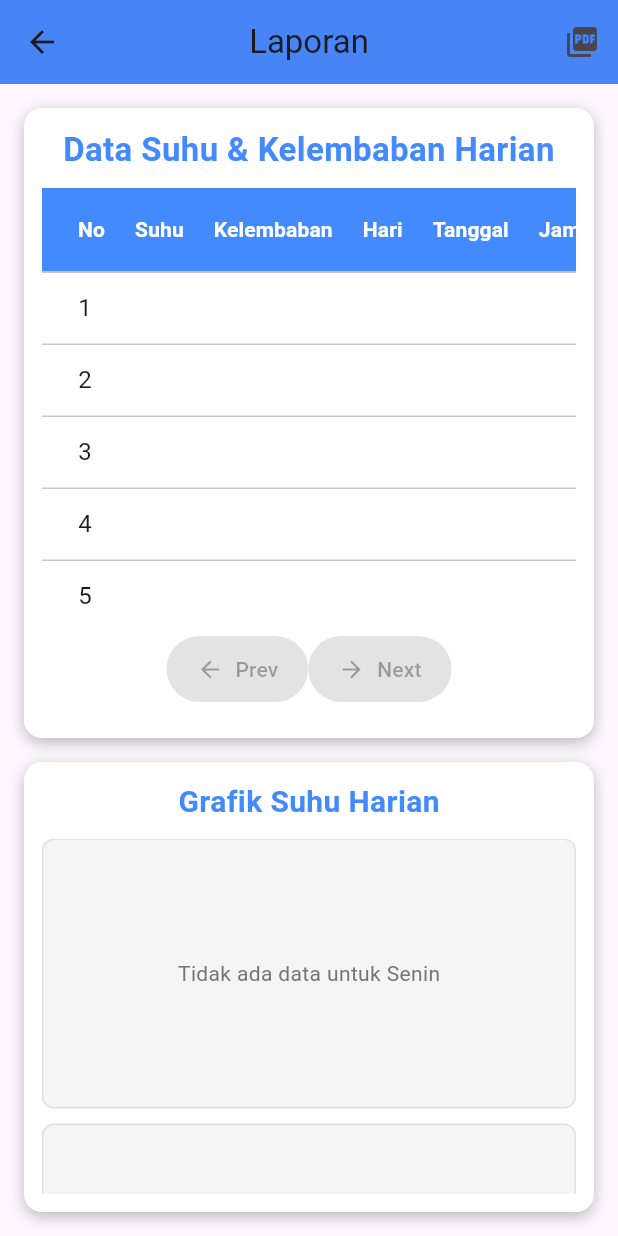
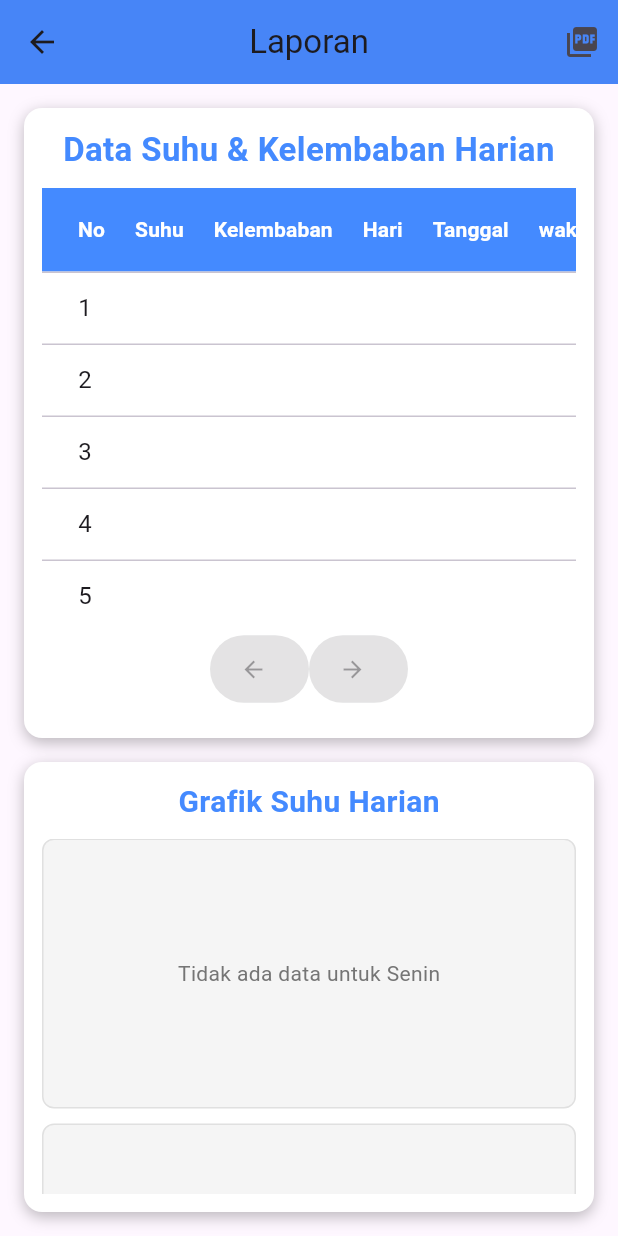
Before and after one commit to arkanfaiz/magangnih, a Flutter app: the screen it shows after launch, after a tap on "Laporan", on a phone screen of 412 x 824 dp. Run offline on Flutter 3.47's test engine with Material 3 defaults, Android fonts, the phone set to English and light mode, and no system bars; our stand-ins replace firebase_auth, firebase_core, firebase_database, fl_chart, flutter_local_notifications, pdf and 5 more; missing offline and left inert: workmanager; accounts and stored records are empty; network calls fail; statements that could not run were skipped.

Commit message:
fix laporan

```diff
--- a/lib/laporan.dart
+++ b/lib/laporan.dart
@@ -112,9 +112,12 @@ Future<void> _generateWeeklyPDF() async {
           child: pw.Column(
             mainAxisAlignment: pw.MainAxisAlignment.center,
             children: [
-              pw.Text('Laporan Mingguan Suhu dan Kelembaban',
-                  style: pw.TextStyle(
-                      fontSize: 24, fontWeight: pw.FontWeight.bold)),
+              pw.Center(
+              child: pw.Text(
+                'Laporan Mingguan Suhu dan Kelembapan Server AOCC',
+                style: pw.TextStyle(fontSize: 24, fontWeight: pw.FontWeight.bold),
+              ),
+            ),
               pw.SizedBox(height: 20),
               pw.Text(
                   'Periode: ${DateTime.now().subtract(const Duration(days: 7)).toString().substring(0, 10)} - ${DateTime.now().toString().substring(0, 10)}',
@@ -673,7 +676,7 @@ List<FlSpot> _generateDayTemperatureSpots(String day) {
                                         fontWeight: FontWeight.bold,
                                         color: Colors.white))),
                             DataColumn(
-                                label: Text('Jam',
+                                label: Text('waktu',
                                     style: TextStyle(
                                         fontWeight: FontWeight.bold,
                                         color: Colors.white))),
@@ -719,7 +722,7 @@ List<FlSpot> _generateDayTemperatureSpots(String day) {
                                 }
                               : null,
                           icon: const Icon(Icons.arrow_back, size: 18),
-                          label: const Text('Prev'),
+                          label: const Text(''),
                           style: ElevatedButton.styleFrom(
                             backgroundColor: Colors.blueAccent,
                             foregroundColor: Colors.white,
@@ -729,17 +732,63 @@ List<FlSpot> _generateDayTemperatureSpots(String day) {
                                 horizontal: 20, vertical: 12),
                           ),
                         ),
-                        if (totalPages > 1)
+                       if (totalPages > 1)
                           Padding(
-                            padding: const EdgeInsets.symmetric(horizontal: 12),
-                            child: Text(
+                        padding: const EdgeInsets.symmetric(horizontal: 12),
+                        child: Row(
+                          mainAxisAlignment: MainAxisAlignment.center,
+                          children: [
+                            // Previous text with more spacing and better styling
+                            Text(
                               "${_currentPage + 1} / $totalPages",
                               style: const TextStyle(
+                                fontSize: 16,
+                                fontWeight: FontWeight.bold,
+                                color: Colors.blueAccent,
+                              ),
+                            ),
+                            const SizedBox(width: 16),  // Increased spacing for better layout
+
+                            // Dropdown button for page selection with better style and design
+                            Container(
+                              padding: const EdgeInsets.symmetric(horizontal: 10),
+                              decoration: BoxDecoration(
+                                color: Colors.blueAccent.withOpacity(0.1),
+                                borderRadius: BorderRadius.circular(30),
+                                border: Border.all(color: Colors.blueAccent, width: 1.5),
+                              ),
+                              child: DropdownButton<int>(
+                                value: _currentPage + 1, // Show the current page number
+                                onChanged: (int? newPage) {
+                                  if (newPage != null) {
+                                    setState(() {
+                                      _currentPage = newPage - 1;
+                                    });
+                                  }
+                                },
+                                items: List.generate(
+                                  totalPages,
+                                  (index) => DropdownMenuItem<int>(
+                                    value: index + 1,
+                                    child: Text(
+                                      '${index + 1}',
+                                      style: const TextStyle(fontSize: 16, fontWeight: FontWeight.bold),
+                                    ),
+                                  ),
+                                ),
+                                icon: const Icon(Icons.arrow_drop_down, color: Colors.blueAccent),
+                                style: const TextStyle(
                                   fontSize: 16,
+                                  color: Colors.blueAccent,
                                   fontWeight: FontWeight.bold,
-                                  color: Colors.blueAccent),
+                                ),
+                                underline: SizedBox(),  // Remove underline to keep it clean
+                              ),
                             ),
-                          ),
+                          ],
+                        ),
+                      ),
+
                         ElevatedButton.icon(
                           onPressed: endIndex < _temperatureData.length
                               ? () {
@@ -749,7 +798,7 @@ List<FlSpot> _generateDayTemperatureSpots(String day) {
                                 }
                               : null,
                           icon: const Icon(Icons.arrow_forward, size: 18),
-                          label: const Text('Next'),
+                          label: const Text(''),
                           style: ElevatedButton.styleFrom(
                             backgroundColor: Colors.blueAccent,
                             foregroundColor: Colors.white,
--- a/lib/main_page.dart
+++ b/lib/main_page.dart
@@ -52,28 +52,28 @@ class _MainPageState extends State<MainPage> {
   }
 
   // Fungsi untuk menampilkan notifikasi
-  Future<void> _showNotification() async {
-    const AndroidNotificationDetails androidDetails =
-        AndroidNotificationDetails(
-      'channel_id',
-      'Network Connectivity',
-      channelDescription: 'Notifikasi koneksi jaringan',
-      importance: Importance.high,
-      priority: Priority.high,
-      ticker: 'ticker',
-    );
+  // Future<void> _showNotification() async {
+  //   const AndroidNotificationDetails androidDetails =
+  //       AndroidNotificationDetails(
+  //     'channel_id',
+  //     'Network Connectivity',
+  //     channelDescription: 'Notifikasi koneksi jaringan',
+  //     importance: Importance.high,
+  //     priority: Priority.high,
+  //     ticker: 'ticker',
+  //   );
 
-    const NotificationDetails platformDetails = NotificationDetails(
-      android: androidDetails,
-    );
+  //   const NotificationDetails platformDetails = NotificationDetails(
+  //     android: androidDetails,
+  //   );
 
-    await flutterLocalNotificationsPlugin.show(
-      0, // ID notifikasi
-      'No Network Connection',
-      'Your device is not connected to the internet.',
-      platformDetails,
-    );
-  }
+  //   await flutterLocalNotificationsPlugin.show(
+  //     0, // ID notifikasi
+  //     'No Network Connection',
+  //     'Your device is not connected to the internet.',
+  //     platformDetails,
+  //   );
+  // }
 
   // Fungsi untuk logout
   void _logout() {
@@ -110,11 +110,11 @@ class _MainPageState extends State<MainPage> {
           child: Column(
             mainAxisAlignment: MainAxisAlignment.center,
             children: [
-              ElevatedButton(
-                onPressed:
-                    _showNotification, // Memanggil fungsi untuk menampilkan notifikasi
-                child: const Text('Test Notification'),
-              ),
+              // ElevatedButton(
+              //   onPressed:
+              //       _showNotification, // Memanggil fungsi untuk menampilkan notifikasi
+              //   child: const Text('Test Notification'),
+              // ),
               buildMenuButton(
                 context,
                 icon: Icons.thermostat,
@@ -127,12 +127,12 @@ class _MainPageState extends State<MainPage> {
                 label: "Nagvis",
                 page: MonitoringPage(),
               ),
-              buildMenuButton(
-                context,
-                icon: Icons.videocam,
-                label: "CCTV",
-                page: Cctv(),
-              ),
+              // buildMenuButton(
+              //   context,
+              //   icon: Icons.videocam,
+              //   label: "CCTV",
+              //   page: Cctv(),
+              // ),
               buildMenuButton(
                 context,
                 icon: Icons.article,
--- a/lib/suhu.dart
+++ b/lib/suhu.dart
@@ -159,7 +159,7 @@ class _SuhuPageState extends State<SuhuPage> {
         .limitToLast(1)
         .onValue;
 
-    _firebaseSyncTimer = Timer.periodic(Duration(minutes: 1), (Timer t) {
+    _firebaseSyncTimer = Timer.periodic(Duration(seconds: 30), (Timer t) {
       _updateTemperature();
       _saveTemperatureToFirebase();
     });
@@ -171,7 +171,7 @@ class _SuhuPageState extends State<SuhuPage> {
     });
 
     // Added to refresh history periodically
-    Timer.periodic(Duration(minutes: 1), (timer) {
+    Timer.periodic(Duration(seconds: 30), (timer) {
       _fetchTemperatureHistory();
       _updateDateTime();
     });
```
Also changed, not shown: lib/cctv.dart (+73 -73 lines).
